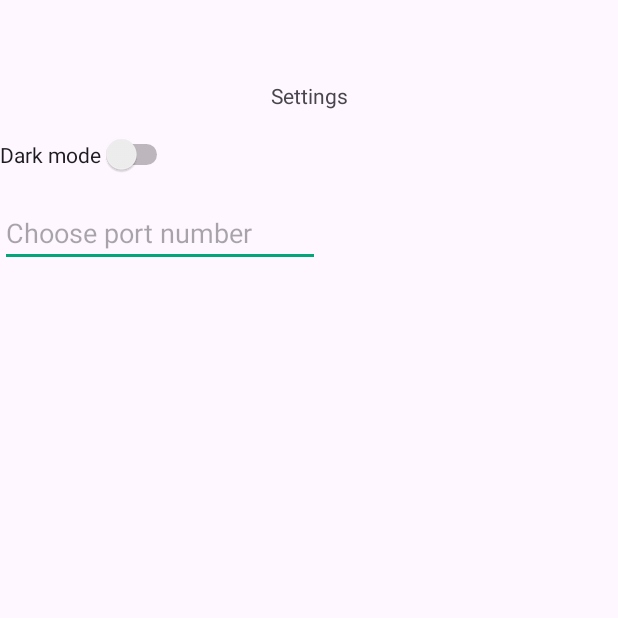
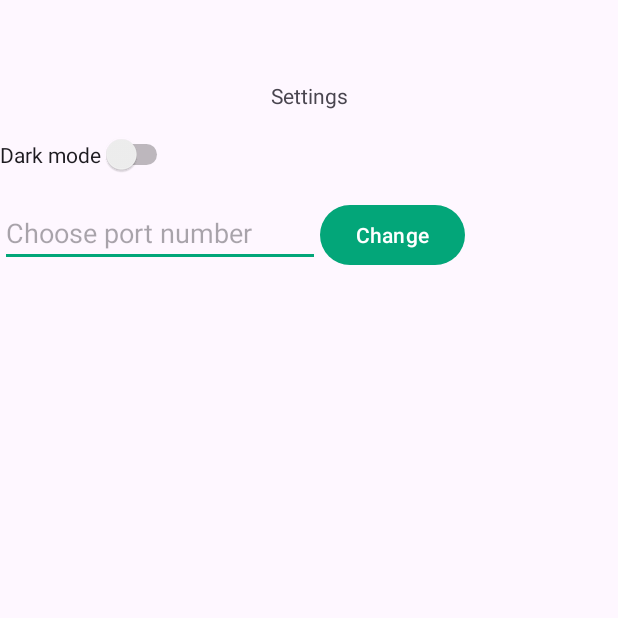
Before and after one commit to ishayasulin/Whatsup, an Android app: the screen it shows after launch (Settings), after a tap on "settings", on a phone screen of 412 x 824 dp, the top half of it. Run offline under Robolectric (Android 15) with nearby library versions, the phone set to English and light mode, and no system bars; our stand-ins replace Room's generated code.

Commit message:
managed to change the port when the user wants to

```diff
--- a/app/src/main/java/com/example/whatsup/State.java
+++ b/app/src/main/java/com/example/whatsup/State.java
@@ -3,5 +3,5 @@ package com.example.whatsup;
 public class State {
     public static String currentUser="";
     public static String token="";
-    public static String server = "10.0.2.2:5000";
+    public static String server = "10.0.2.2:5001";
 }
--- a/app/src/main/java/com/example/whatsup/activities/Login.java
+++ b/app/src/main/java/com/example/whatsup/activities/Login.java
@@ -2,6 +2,7 @@ package com.example.whatsup.activities;
 
 import android.content.Intent;
 import android.os.Bundle;
+import android.util.Log;
 import android.view.Menu;
 import android.view.MenuInflater;
 import android.view.MenuItem;
@@ -63,6 +64,7 @@ public class Login extends AppCompatActivity {
         });
 
         binding.loginBtn.setOnClickListener(v -> {
+            Log.d("server", State.server);
             String username = binding.usernameLogin.getText().toString();
             String password = binding.passwordLogin.getText().toString();
             if(username.equals("")){
--- a/app/src/main/java/com/example/whatsup/activities/Settings.java
+++ b/app/src/main/java/com/example/whatsup/activities/Settings.java
@@ -2,23 +2,32 @@ package com.example.whatsup.activities;
 
 import android.content.res.Configuration;
 import android.os.Bundle;
+import android.view.View;
+import android.widget.Button;
 import android.widget.CompoundButton;
+import android.widget.EditText;
 import android.widget.Switch;
 
 import androidx.appcompat.app.AppCompatActivity;
 import androidx.appcompat.app.AppCompatDelegate;
 
 import com.example.whatsup.R;
+import com.example.whatsup.State;
 
 public class Settings extends AppCompatActivity {
 
     private Switch switchMode;
+    private EditText portNumber;
+    private Button portButton;
     private int currentNightMode;
 
     @Override
     protected void onCreate(Bundle savedInstanceState) {
         super.onCreate(savedInstanceState);
         setContentView(R.layout.activity_settings);
+        switchMode = findViewById(R.id.switchMode);
+        portNumber = findViewById(R.id.portNumber);
+        portButton = findViewById(R.id.portButton); // Add this line to initialize portButton
 
         switchMode = findViewById(R.id.switchMode);
 
@@ -39,5 +48,16 @@ public class Settings extends AppCompatActivity {
                 }
             }
         });
+
+        portButton.setOnClickListener(new View.OnClickListener() {
+            @Override
+            public void onClick(View v) {
+                // Handle button click to change port number
+                String newPort = portNumber.getText().toString().trim();
+                if (!newPort.isEmpty()) {
+                    State.server = "10.0.2.2:" + newPort;
+                }
+            }
+        });
     }
 }
--- a/app/src/main/res/layout/activity_settings.xml
+++ b/app/src/main/res/layout/activity_settings.xml
@@ -35,4 +35,13 @@
         app:layout_constraintTop_toBottomOf="@id/switchMode"
         app:layout_constraintStart_toStartOf="parent"
         android:layout_marginTop="16dp" />
+
+    <Button
+        android:id="@+id/portButton"
+        android:layout_width="wrap_content"
+        android:layout_height="wrap_content"
+        android:text="@string/change"
+        app:layout_constraintStart_toEndOf="@id/portNumber"
+        app:layout_constraintBaseline_toBaselineOf="@id/portNumber" />
+
 </androidx.constraintlayout.widget.ConstraintLayout>
--- a/app/src/main/res/values/strings.xml
+++ b/app/src/main/res/values/strings.xml
@@ -16,4 +16,5 @@
     <string name="settings2">Settings</string>
     <string name="dark_mode">Dark mode</string>
     <string name="choose_port_number">Choose port number</string>
+    <string name="change">Change</string>
 </resources>
```
